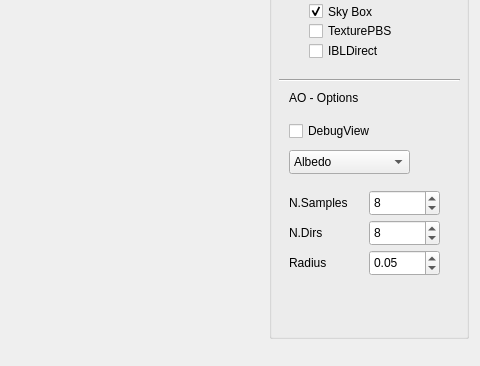
Buguidean/PBR-Viewer, file ViewerPBS25-students/main_window.ui: the form before one commit; both pictures show x 347 to 827 and y 430 to 796 of the 827 by 916 pixel window.
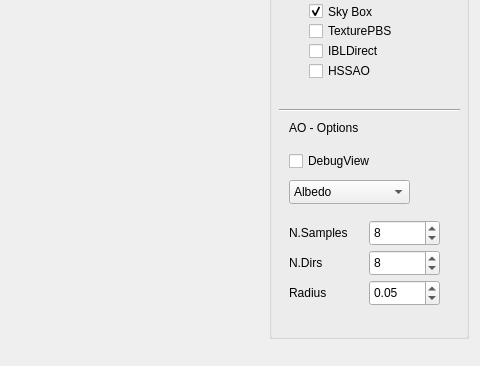
The form after the commit. Custom widgets are drawn as their Qt base class.

```diff
--- a/ViewerPBS25-students/main_window.ui
+++ b/ViewerPBS25-students/main_window.ui
@@ -382,7 +382,7 @@
          <property name="geometry">
           <rect>
            <x>10</x>
-           <y>470</y>
+           <y>500</y>
            <width>181</width>
            <height>20</height>
           </rect>
@@ -395,7 +395,7 @@
          <property name="geometry">
           <rect>
            <x>20</x>
-           <y>490</y>
+           <y>520</y>
            <width>151</width>
            <height>16</height>
           </rect>
@@ -408,7 +408,7 @@
          <property name="geometry">
           <rect>
            <x>20</x>
-           <y>550</y>
+           <y>580</y>
            <width>121</width>
            <height>24</height>
           </rect>
@@ -438,7 +438,7 @@
          <property name="geometry">
           <rect>
            <x>20</x>
-           <y>520</y>
+           <y>550</y>
            <width>111</width>
            <height>22</height>
           </rect>
@@ -451,7 +451,7 @@
          <property name="geometry">
           <rect>
            <x>100</x>
-           <y>590</y>
+           <y>620</y>
            <width>71</width>
            <height>26</height>
           </rect>
@@ -476,7 +476,7 @@
          <property name="geometry">
           <rect>
            <x>100</x>
-           <y>650</y>
+           <y>680</y>
            <width>71</width>
            <height>26</height>
           </rect>
@@ -498,7 +498,7 @@
          <property name="geometry">
           <rect>
            <x>20</x>
-           <y>590</y>
+           <y>620</y>
            <width>65</width>
            <height>26</height>
           </rect>
@@ -517,7 +517,7 @@
          <property name="geometry">
           <rect>
            <x>20</x>
-           <y>620</y>
+           <y>650</y>
            <width>65</width>
            <height>26</height>
           </rect>
@@ -536,7 +536,7 @@
          <property name="geometry">
           <rect>
            <x>100</x>
-           <y>620</y>
+           <y>650</y>
            <width>71</width>
            <height>26</height>
           </rect>
@@ -561,7 +561,7 @@
          <property name="geometry">
           <rect>
            <x>20</x>
-           <y>650</y>
+           <y>680</y>
            <width>65</width>
            <height>26</height>
           </rect>
@@ -576,6 +576,19 @@
           <string>Radius</string>
          </property>
         </widget>
+        <widget class="QCheckBox" name="check_ao">
+         <property name="geometry">
+          <rect>
+           <x>40</x>
+           <y>460</y>
+           <width>111</width>
+           <height>22</height>
+          </rect>
+         </property>
+         <property name="text">
+          <string>HSSAO</string>
+         </property>
+        </widget>
        </widget>
       </item>
       <item>
```
Left out of the diff: 17 changed lines with no effect on the pictures.
